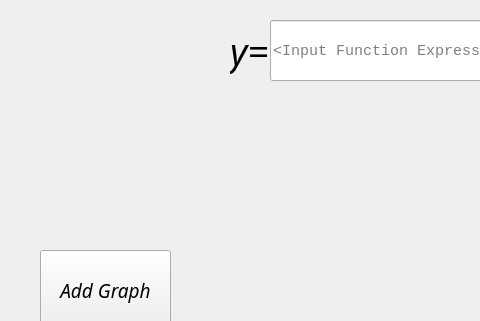
The window that View/mainwindow.ui (nujiy/GrapherForWindows) describes before a commit, drawn with Qt 5; both pictures show x 0 to 480 and y 0 to 321 of the 800 by 600 pixel window.
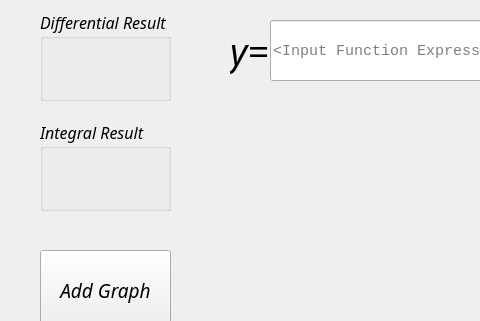
The same window after the commit. Custom widgets are drawn as their Qt base class.

```diff
--- a/View/mainwindow.ui
+++ b/View/mainwindow.ui
@@ -163,6 +163,72 @@
      <string>Add Graph</string>
     </property>
    </widget>
+   <widget class="QGroupBox" name="DiffBox">
+    <property name="geometry">
+     <rect>
+      <x>40</x>
+      <y>10</y>
+      <width>131</width>
+      <height>91</height>
+     </rect>
+    </property>
+    <property name="font">
+     <font>
+      <family>Adobe Caslon Pro</family>
+      <pointsize>12</pointsize>
+      <italic>true</italic>
+     </font>
+    </property>
+    <property name="title">
+     <string>Differential Result</string>
+    </property>
+    <widget class="QLabel" name="Diffresult">
+     <property name="geometry">
+      <rect>
+       <x>10</x>
+       <y>30</y>
+       <width>111</width>
+       <height>51</height>
+      </rect>
+     </property>
+     <property name="text">
+      <string/>
+     </property>
+    </widget>
+   </widget>
+   <widget class="QGroupBox" name="InteBox">
+    <property name="geometry">
+     <rect>
+      <x>40</x>
+      <y>120</y>
+      <width>131</width>
+      <height>91</height>
+     </rect>
+    </property>
+    <property name="font">
+     <font>
+      <family>Adobe Caslon Pro</family>
+      <pointsize>12</pointsize>
+      <italic>true</italic>
+     </font>
+    </property>
+    <property name="title">
+     <string>Integral Result</string>
+    </property>
+    <widget class="QLabel" name="InteResult">
+     <property name="geometry">
+      <rect>
+       <x>10</x>
+       <y>30</y>
+       <width>111</width>
+       <height>51</height>
+      </rect>
+     </property>
+     <property name="text">
+      <string/>
+     </property>
+    </widget>
+   </widget>
   </widget>
   <widget class="QMenuBar" name="menubar">
    <property name="geometry">
```
